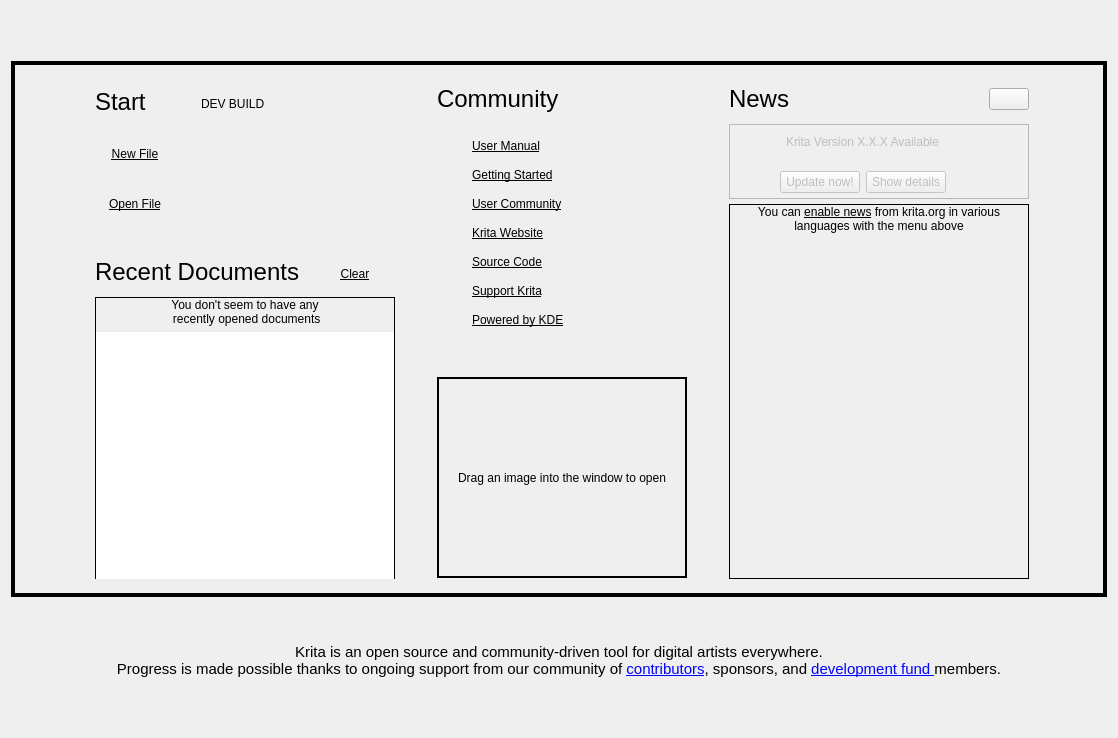
This is libs/ui/forms/KisWelcomePage.ui in KDE/krita as Qt 5 draws it before an edit. The edited form follows.
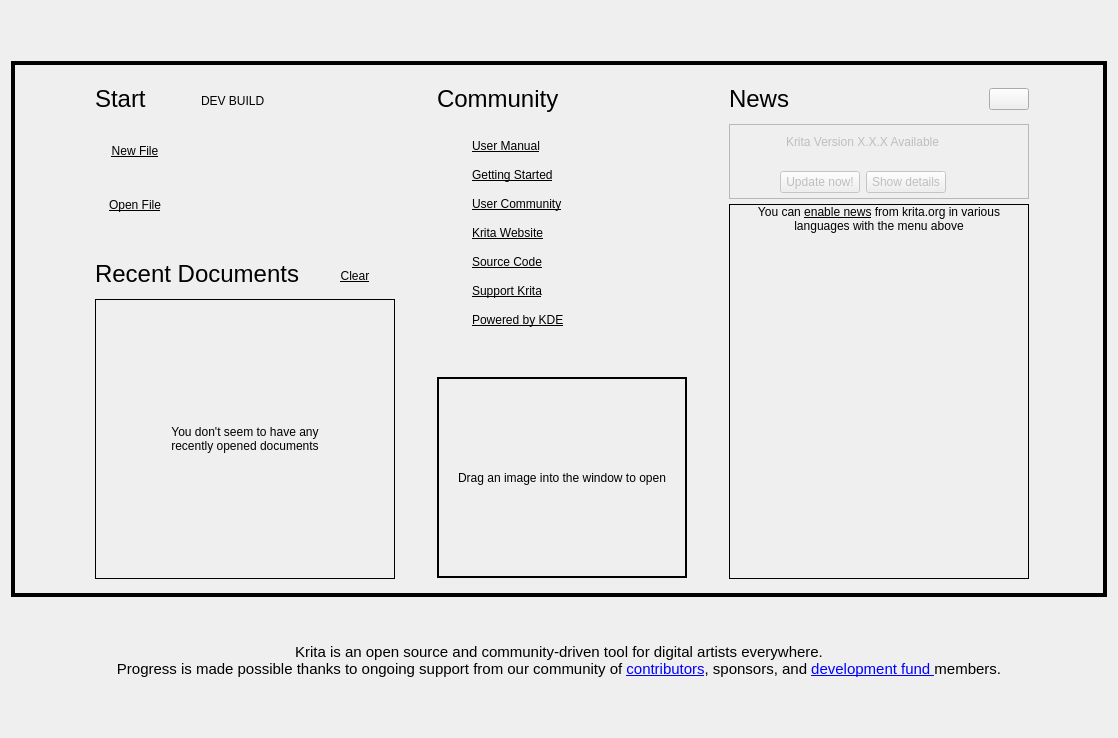
This is the edited form. Custom widgets are drawn as their Qt base class.

Commit message: Fine-tuning welcome page layout and behaviour

What changed in the file:
```diff
--- a/libs/ui/forms/KisWelcomePage.ui
+++ b/libs/ui/forms/KisWelcomePage.ui
@@ -1247,7 +1247,7 @@
            <item>
             <widget class="QLabel" name="startTitleLabel">
              <property name="sizePolicy">
-              <sizepolicy hsizetype="Preferred" vsizetype="Preferred">
+              <sizepolicy hsizetype="Preferred" vsizetype="Fixed">
                <horstretch>0</horstretch>
                <verstretch>0</verstretch>
               </sizepolicy>
@@ -1389,6 +1389,12 @@
            </property>
            <item>
             <widget class="QPushButton" name="newFileLink">
+             <property name="sizePolicy">
+              <sizepolicy hsizetype="Minimum" vsizetype="MinimumExpanding">
+               <horstretch>0</horstretch>
+               <verstretch>0</verstretch>
+              </sizepolicy>
+             </property>
              <property name="font">
               <font>
                <underline>true</underline>
@@ -1451,6 +1457,12 @@
            </property>
            <item>
             <widget class="QPushButton" name="openFileLink">
+             <property name="sizePolicy">
+              <sizepolicy hsizetype="Minimum" vsizetype="MinimumExpanding">
+               <horstretch>0</horstretch>
+               <verstretch>0</verstretch>
+              </sizepolicy>
+             </property>
              <property name="font">
               <font>
                <underline>true</underline>
@@ -1526,6 +1538,12 @@
           <layout class="QHBoxLayout" name="horizontalLayout_10">
            <item>
             <widget class="QLabel" name="recentDocumentsLabel">
+             <property name="sizePolicy">
+              <sizepolicy hsizetype="Preferred" vsizetype="Fixed">
+               <horstretch>0</horstretch>
+               <verstretch>0</verstretch>
+              </sizepolicy>
+             </property>
              <property name="minimumSize">
               <size>
                <width>0</width>
@@ -1627,7 +1645,7 @@
           </spacer>
          </item>
          <item>
-          <widget class="QFrame" name="recentDocsFrame">
+          <widget class="QStackedWidget" name="recentDocsStackedWidget">
            <property name="sizePolicy">
             <sizepolicy hsizetype="Preferred" vsizetype="Expanding">
              <horstretch>0</horstretch>
@@ -1640,36 +1658,16 @@
              <height>280</height>
             </size>
            </property>
-           <property name="maximumSize">
-            <size>
-             <width>16777215</width>
-             <height>282</height>
-            </size>
-           </property>
            <property name="frameShape">
             <enum>QFrame::Box</enum>
            </property>
            <property name="frameShadow">
             <enum>QFrame::Plain</enum>
            </property>
-           <layout class="QVBoxLayout" name="verticalLayout_2">
-            <property name="leftMargin">
-             <number>0</number>
-            </property>
-            <property name="topMargin">
-             <number>0</number>
-            </property>
-            <property name="rightMargin">
-             <number>0</number>
-            </property>
-            <property name="bottomMargin">
-             <number>0</number>
-            </property>
-            <item>
              <widget class="QLabel" name="labelNoRecentDocs">
               <property name="text">
                <string>You don't seem to have any
- recently opened documents</string>
+recently opened documents</string>
               </property>
               <property name="textFormat">
                <enum>Qt::PlainText</enum>
@@ -1684,8 +1682,6 @@
                <set>Qt::NoTextInteraction</set>
               </property>
              </widget>
-            </item>
-            <item>
              <widget class="QListView" name="recentDocumentsListView">
               <property name="sizePolicy">
                <sizepolicy hsizetype="MinimumExpanding" vsizetype="Preferred">
@@ -1693,18 +1689,6 @@
                 <verstretch>0</verstretch>
                </sizepolicy>
               </property>
-              <property name="minimumSize">
-               <size>
-                <width>288</width>
-                <height>280</height>
-               </size>
-              </property>
-              <property name="maximumSize">
-               <size>
-                <width>16777215</width>
-                <height>280</height>
-               </size>
-              </property>
               <property name="font">
                <font>
                 <underline>true</underline>
@@ -1760,8 +1744,6 @@
                <bool>true</bool>
               </property>
              </widget>
-            </item>
-           </layout>
           </widget>
          </item>
         </layout>
```
Left out of the diff: 6 changed lines with no effect on the pictures. Lines whose indentation alone changed are shown as unchanged. The commit also changes 2 other files.
